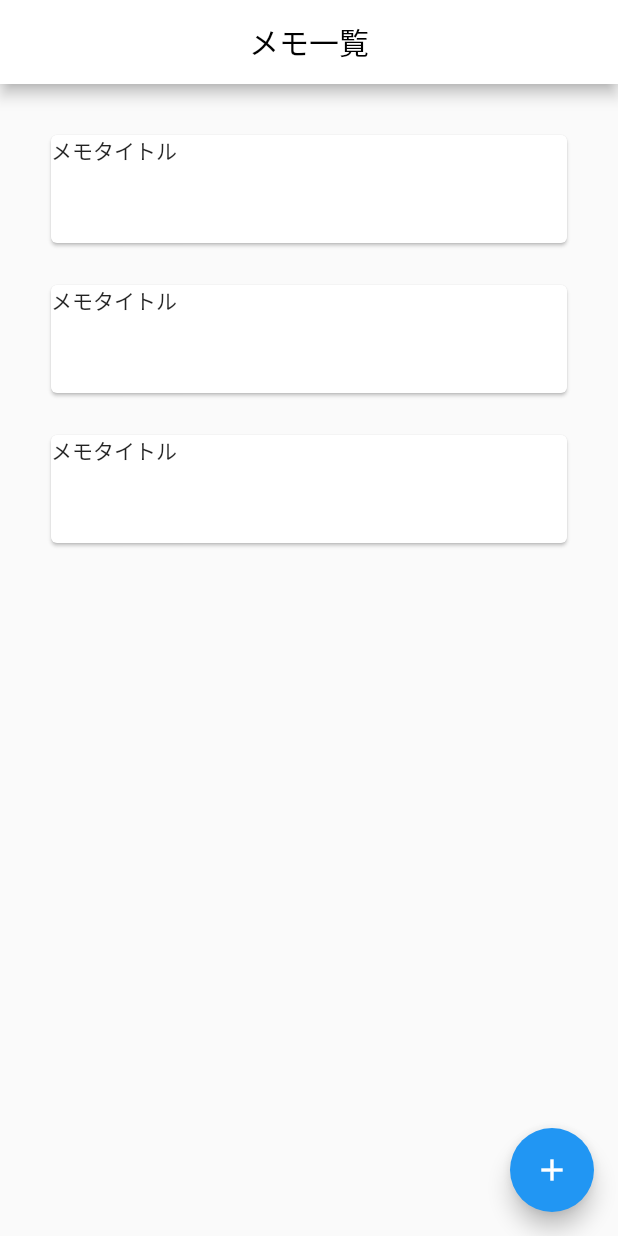
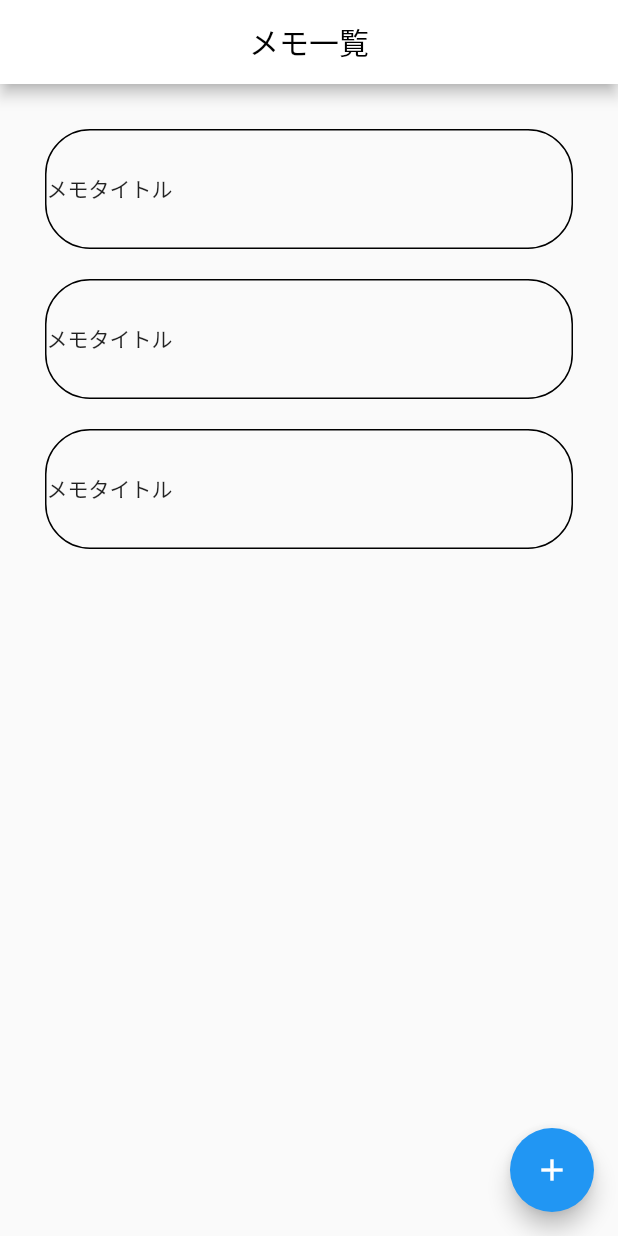
Before and after one commit to Shibata-Nanami/-flutter_task_3, a Flutter app: the screen it shows after launch, on a phone screen of 412 x 824 dp. Run offline on Flutter 3.47's test engine with Material 2 defaults, Android fonts, the phone set to English and light mode, and no system bars.

Commit message:
メモタイトルの部分修正

```diff
--- a/lib/memo_screen.dart
+++ b/lib/memo_screen.dart
@@ -31,16 +31,26 @@ class _memoScreenState extends State<memoScreen> {
               shrinkWrap: true,
               itemCount: 3,
               itemBuilder: (context, index) {
-                return const Padding(
-                  padding: EdgeInsets.only(bottom: 20),
-                  child: SizedBox(
+                return Padding(
+                  padding: const EdgeInsets.only(bottom: 20),
+                  child: Container(
+                    alignment: Alignment.centerLeft,
                     width: 80,
                     height: 80,
-                    child: Card(
-                      color: Colors.white,
-                      child: Text('メモタイトル'),
+                    decoration: BoxDecoration(
+                      border: Border.all(color: Colors.black),
+                      borderRadius: BorderRadius.circular(30),
                     ),
+                    child: const Text('メモタイトル'),
                   ),
+                  // child: SizedBox(
+                  //   width: 80,
+                  //   height: 80,
+                  //   child: Card(
+                  //     color: Colors.white,
+                  //     child: Text('メモタイトル'),
+                  //   ),
+                  // ),
                 );
               }),
         ),
```
